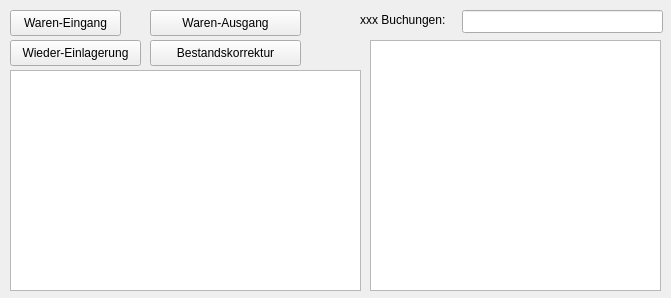
Before: the Qt Designer form form_lager.ui in 15831944/CBrain, drawn with Qt 5.
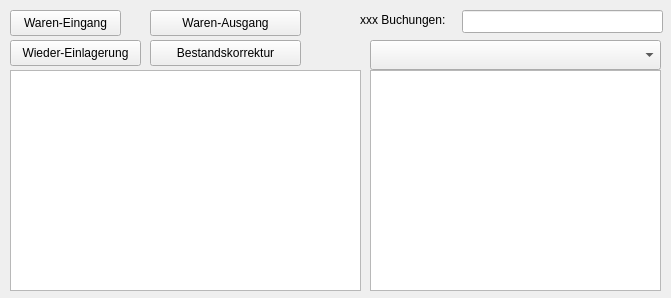
After: the same form once the commit is applied.

Commit message: modul lager filter für lieferanten

Patch:
```diff
--- a/form_lager.ui
+++ b/form_lager.ui
@@ -91,9 +91,9 @@
    <property name="geometry">
     <rect>
      <x>370</x>
-     <y>40</y>
+     <y>70</y>
      <width>291</width>
-     <height>251</height>
+     <height>221</height>
     </rect>
    </property>
    <property name="dragEnabled">
@@ -135,6 +135,16 @@
     <string>Bestandskorrektur</string>
    </property>
   </widget>
+  <widget class="QComboBox" name="comboBox_lieferanten">
+   <property name="geometry">
+    <rect>
+     <x>370</x>
+     <y>40</y>
+     <width>291</width>
+     <height>30</height>
+    </rect>
+   </property>
+  </widget>
  </widget>
  <resources/>
  <connections/>
```
The commit also changes 2 other files.
